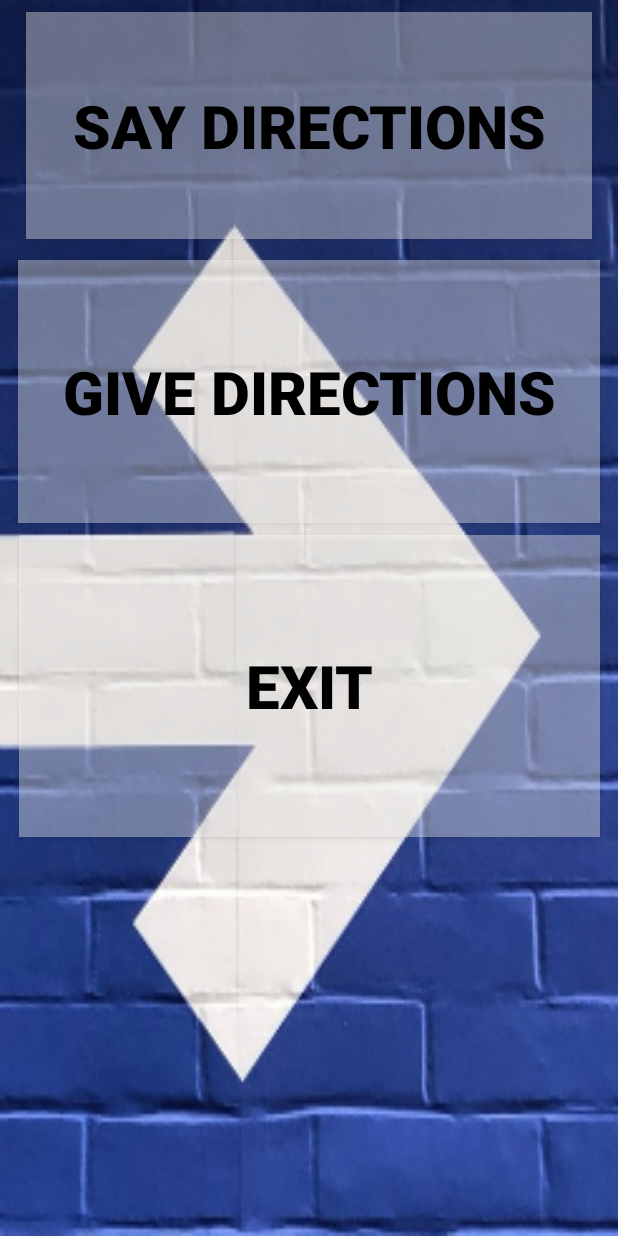
After one commit to SRM-Hackathon/CodeLagom, an Android app: the Directions screen opened directly, with no data from a screen before it, on a phone screen of 412 x 824 dp. The commit adds this screen. Run offline under Robolectric (Android 15) with nearby library versions, the phone set to English and light mode, and no system bars; 3 statements that could not run were skipped.

Commit message:
new feature directions

```diff
--- /dev/null
+++ b/BlindReader App/app/src/main/java/com/example/rudra/androidapp/Directions.java
@@ -0,0 +1,181 @@
+package com.example.rudra.androidapp;
+
+import android.bluetooth.BluetoothAdapter;
+import android.bluetooth.BluetoothDevice;
+import android.bluetooth.BluetoothSocket;
+import android.content.Intent;
+import android.speech.RecognizerIntent;
+import android.support.annotation.Nullable;
+import android.support.v7.app.AppCompatActivity;
+import android.os.Bundle;
+import android.util.Log;
+import android.view.View;
+import android.widget.Button;
+import android.widget.Toast;
+
+import java.io.IOException;
+import java.util.ArrayList;
+import java.util.Locale;
+import java.util.Set;
+import java.util.UUID;
+
+public class Directions extends AppCompatActivity {
+    Button sayDir,givDir,exit;
+    String dirs;
+    String[] ar=new String[100];
+
+
+    String address = null , name=null;
+    BluetoothAdapter myBluetooth = null;
+    BluetoothSocket btSocket = null;
+    Set<BluetoothDevice> pairedDevices;
+    static final UUID myUUID = UUID.fromString("00001101-0000-1000-8000-00805F9B34FB");
+
+    private void bluetooth_connect_device() throws IOException
+    {
+        try
+        {
+            myBluetooth = BluetoothAdapter.getDefaultAdapter();
+            address = myBluetooth.getAddress();
+            pairedDevices = myBluetooth.getBondedDevices();
+            if (pairedDevices.size()>0)
+            {
+                for(BluetoothDevice bt : pairedDevices)
+                {
+                    address=bt.getAddress().toString();name = bt.getName().toString();
+                    Toast.makeText(getApplicationContext(),"Connected", Toast.LENGTH_SHORT).show();
+
+                }
+            }
+
+        }
+        catch(Exception we){}
+        myBluetooth = BluetoothAdapter.getDefaultAdapter();//get the mobile bluetooth device
+        BluetoothDevice dispositivo = myBluetooth.getRemoteDevice(address);//connects to the device's address and checks if it's available
+        btSocket = dispositivo.createInsecureRfcommSocketToServiceRecord(myUUID);//create a RFCOMM (SPP) connection
+        btSocket.connect();
+        Toast.makeText(this,name+"\n"+address,Toast.LENGTH_LONG).show();
+    }
+
+    private void sendArduino(String i)
+    {
+
+        try {
+            if (btSocket != null) {
+
+                Log.d("Arduinomethod", "Inside arduino method");
+                String bin = "";
+                if (i.equals("left")) {
+                    bin = "llllll";
+                } else if (i.equals("right")) {
+                    bin = "rrrrrr";
+                } else if (i.equals("straight")) {
+                    bin = "ssssss";
+                } else if (i.equals("back")) {
+                    bin = "bbbbbb";
+                } else if (i.equals("forward")) {
+                    bin = "ffffff";
+                } else if (i.equals("stop")) {
+                    bin = "tttttt";
+                }
+                bin += ",";
+                Log.d("SRMTest",bin);
+                btSocket.getOutputStream().write(bin.toString().getBytes());
+
+            }
+        }
+        catch (Exception e)
+        {
+            Toast.makeText(getApplicationContext(),e.getMessage(), Toast.LENGTH_SHORT).show();
+
+        }
+
+    }
+
+
+    @Override
+    protected void onCreate(Bundle savedInstanceState) {
+        super.onCreate(savedInstanceState);
+        for(int i=0;i<100;i++){
+            ar[i]="ahoy";
+        }
+        setContentView(R.layout.activity_directions);
+        sayDir=findViewById(R.id.sayDir);
+        givDir=findViewById(R.id.givDir);
+        exit=findViewById(R.id.exit);
+        exit.setOnClickListener(new View.OnClickListener() {
+            @Override
+            public void onClick(View view) {
+                finish();
+            }
+        });
+        sayDir.setOnClickListener(new View.OnClickListener() {
+            @Override
+            public void onClick(View view) {
+                getSpeechInput();
+            }
+        });
+        try{
+            bluetooth_connect_device();
+        }catch (Exception e){}
+
+        givDir.setOnClickListener(new View.OnClickListener() {
+            @Override
+            public void onClick(View view) {
+                for(int i=0;i<100;i++){
+                    if(!ar[i].equals("ahoy")){
+                        sendArduino(ar[i]);
+                        Log.d("SRMTest",ar[i]);
+                        ar[i]="ahoy";
+                        break;
+                    }
+                }
+            }
+        });
+
+    }
+
+    public void getSpeechInput()
+    {
+        Intent intent = new Intent(RecognizerIntent.ACTION_RECOGNIZE_SPEECH);
+        intent.putExtra(RecognizerIntent.EXTRA_LANGUAGE_MODEL, RecognizerIntent.LANGUAGE_MODEL_FREE_FORM);
+        intent.putExtra(RecognizerIntent.EXTRA_LANGUAGE, Locale.getDefault());
+
+        if (intent.resolveActivity(getPackageManager()) != null) {
+            startActivityForResult(intent, 10);
+        } else {
+            Toast.makeText(this, "Your Device Don't Support Speech Input", Toast.LENGTH_SHORT).show();
+        }
+    }
+
+    protected void onActivityResult(int requestCode, int resultCode, @Nullable Intent data) {
+        super.onActivityResult(requestCode, resultCode, data);
+
+        switch (requestCode) {
+            case 10:
+                if(resultCode == RESULT_OK && data != null)
+                {
+                    ArrayList<String> result = data.getStringArrayListExtra(RecognizerIntent.EXTRA_RESULTS);
+                    dirs=result.get(0);
+                }
+                break;
+        }
+        for(int i=0;i<100;i++){
+            if(dirs.indexOf("left")>=0)
+            ar[dirs.indexOf("left")]="left";
+            if(dirs.indexOf("right")>=0)
+            ar[dirs.indexOf("right")]="right";
+            if(dirs.indexOf("straight")>=0)
+            ar[dirs.indexOf("straight")]="straight";
+            if(dirs.indexOf("back")>=0)
+            ar[dirs.indexOf("back")]="back";
+            if(dirs.indexOf("forward")>=0)
+            ar[dirs.indexOf("forward")]="forward";
+            if(dirs.indexOf("backward")>=0)
+            ar[dirs.indexOf("backward")]="backward";
+            if(dirs.indexOf("stop")>=0)
+            ar[dirs.indexOf("stop")]="stop";
+        }
+        //Log.d("SRMTest",dirs.indexOf("left")+" "+dirs.indexOf("right")+" "+dirs.indexOf("mogaan"));
+    }
+}
--- /dev/null
+++ b/BlindReader App/app/src/main/res/layout/activity_directions.xml
@@ -0,0 +1,60 @@
+<?xml version="1.0" encoding="utf-8"?>
+<android.support.constraint.ConstraintLayout xmlns:android="http://schemas.android.com/apk/res/android"
+    xmlns:app="http://schemas.android.com/apk/res-auto"
+    xmlns:tools="http://schemas.android.com/tools"
+    android:layout_width="match_parent"
+    android:layout_height="match_parent"
+    tools:context="com.example.rudra.androidapp.Directions"
+    android:background="@drawable/dirbg">
+
+    <Button
+        android:id="@+id/sayDir"
+        android:layout_width="377dp"
+        android:layout_height="151dp"
+        android:layout_marginEnd="8dp"
+        android:layout_marginStart="8dp"
+        android:layout_marginTop="8dp"
+        android:text="Say Directions"
+        android:background="#60ffffff"
+        android:textStyle="bold"
+        android:textSize="40sp"
+        android:textColor="#000"
+        app:layout_constraintEnd_toEndOf="parent"
+        app:layout_constraintStart_toStartOf="parent"
+        app:layout_constraintTop_toTopOf="parent" />
+
+    <Button
+        android:id="@+id/givDir"
+        android:layout_width="388dp"
+        android:layout_height="175dp"
+        android:layout_marginBottom="8dp"
+        android:layout_marginEnd="8dp"
+        android:layout_marginStart="8dp"
+        android:layout_marginTop="8dp"
+        android:text="Give Directions"
+        android:background="#60ffffff"
+        android:textStyle="bold"
+        android:textSize="40sp"
+        android:textColor="#000"
+        app:layout_constraintBottom_toBottomOf="parent"
+        app:layout_constraintEnd_toEndOf="parent"
+        app:layout_constraintStart_toStartOf="parent"
+        app:layout_constraintTop_toBottomOf="@+id/sayDir"
+        app:layout_constraintVertical_bias="0.013" />
+
+    <Button
+        android:id="@+id/exit"
+        android:layout_width="387dp"
+        android:layout_height="201dp"
+        android:layout_marginEnd="8dp"
+        android:layout_marginStart="8dp"
+        android:layout_marginTop="8dp"
+        android:text="Exit"
+        android:background="#60ffffff"
+        android:textStyle="bold"
+        android:textSize="40sp"
+        android:textColor="#000"
+        app:layout_constraintEnd_toEndOf="parent"
+        app:layout_constraintStart_toStartOf="parent"
+        app:layout_constraintTop_toBottomOf="@+id/givDir" />
+</android.support.constraint.ConstraintLayout>
--- a/BlindReader App/app/src/main/res/layout/activity_main.xml
+++ b/BlindReader App/app/src/main/res/layout/activity_main.xml
@@ -55,7 +55,7 @@
         android:layout_alignParentStart="true"
         android:layout_below="@+id/speechToText"
         android:background="#60b71c1c"
-        android:text="Exit"
+        android:text="Directions"
         android:textColor="#FFFFFF"
         android:textSize="24dp"
         android:textStyle="bold" />
```
Also changed, not shown: BlindReader App/app/src/main/AndroidManifest.xml (+5 -4 lines), BlindReader App/app/src/main/java/com/example/rudra/androidapp/MainActivity.java (+5 -3 lines), BlindReader App/app/build.gradle (line endings or trailing spaces), BlindReader App/app/src/main/res/drawable-xxhdpi/dirbg.jpg (added), 1 other file.
